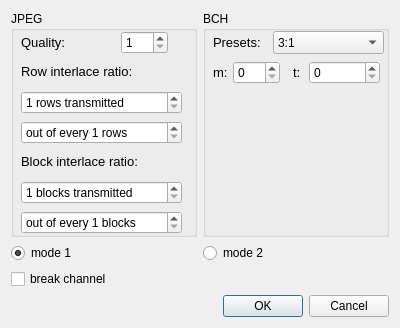
This is Corrupt/settingsdialog.ui in snikulov/vidstream as Qt 5 draws it before an edit. The edited form follows.
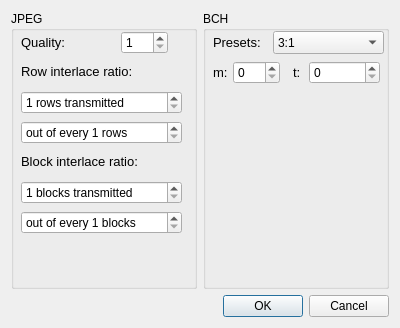
This is the edited form.

Diff of the .ui file:
```diff
--- a/Corrupt/settingsdialog.ui
+++ b/Corrupt/settingsdialog.ui
@@ -332,33 +332,6 @@
      </widget>
     </widget>
    </item>
-   <item row="1" column="0">
-    <widget class="QRadioButton" name="mode1_radioButton">
-     <property name="text">
-      <string>mode 1</string>
-     </property>
-     <property name="checked">
-      <bool>true</bool>
-     </property>
-    </widget>
-   </item>
-   <item row="1" column="1">
-    <widget class="QRadioButton" name="mode2_radioButton">
-     <property name="text">
-      <string>mode 2</string>
-     </property>
-     <property name="checked">
-      <bool>false</bool>
-     </property>
-    </widget>
-   </item>
-   <item row="2" column="0">
-    <widget class="QCheckBox" name="brokenChannelCheckBox">
-     <property name="text">
-      <string>break channel</string>
-     </property>
-    </widget>
-   </item>
   </layout>
  </widget>
  <resources/>
```
Left out of the diff: 2 changed lines with no effect on the pictures.
